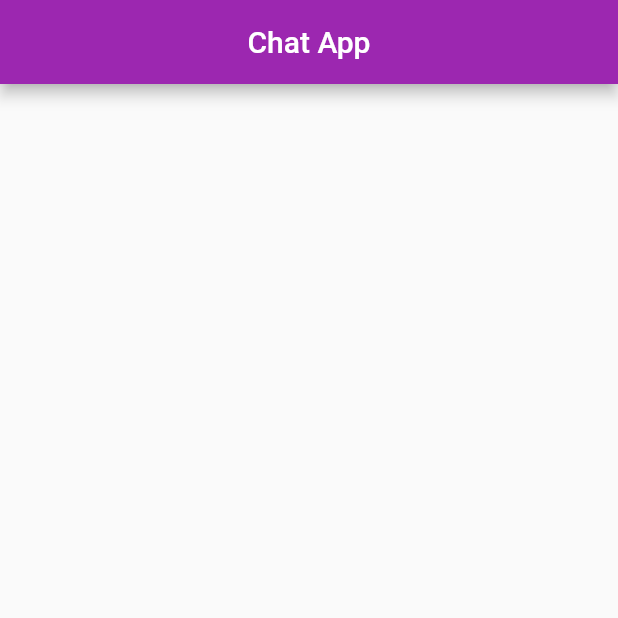
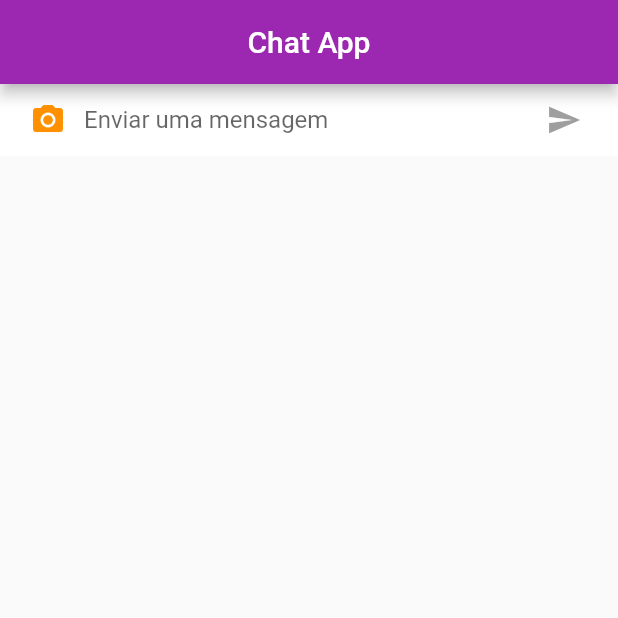
Before and after one commit to rafaelbatistaroque/aula_flutter_chat, a Flutter app: the screen it shows after launch, on a phone screen of 412 x 824 dp, the top half of it. Run offline on Flutter 3.47's test engine with Material 2 defaults, Android fonts, the phone set to English and light mode, and no system bars.

Commit message:
Added input text to message for IOS and Android

```diff
--- a/lib/pages/home.dart
+++ b/lib/pages/home.dart
@@ -1,3 +1,4 @@
+import 'package:flutter/cupertino.dart';
 import 'package:flutter/material.dart';
 
 class Home extends StatefulWidget {
@@ -13,6 +14,7 @@ class _HomeState extends State<Home> {
       top: false,
       child: Scaffold(
         appBar: _buildAppBar(),
+        body: _buildBody(),
       ),
     );
   }
@@ -24,4 +26,67 @@ class _HomeState extends State<Home> {
       elevation: Theme.of(context).platform == TargetPlatform.iOS ? 0.0 : 4.0,
     );
   }
+
+  Widget _buildBody() {
+    return Column(
+      children: <Widget>[
+        Container(
+            decoration: BoxDecoration(color: Theme.of(context).cardColor),
+            child: TextComposer())
+      ],
+    );
+  }
 }
+
+class TextComposer extends StatefulWidget {
+  @override
+  _TextComposerState createState() => _TextComposerState();
+}
+
+class _TextComposerState extends State<TextComposer> {
+  bool _isComposing = false;
+
+  @override
+  Widget build(BuildContext context) {
+    return IconTheme(
+      data: IconThemeData(color: Theme.of(context).accentColor),
+      child: Container(
+        margin: const EdgeInsets.symmetric(horizontal: 8.0),
+        decoration: Theme.of(context).platform == TargetPlatform.iOS
+            ? BoxDecoration(
+                border: Border(top: BorderSide(color: Colors.grey[200])))
+            : null,
+        child: Row(
+          children: <Widget>[
+            Container(
+              child: IconButton(
+                icon: Icon(Icons.photo_camera),
+                onPressed: () {},
+              ),
+            ),
+            Expanded(
+              child: TextField(
+                decoration:
+                    InputDecoration.collapsed(hintText: "Enviar uma mensagem"),
+                onChanged: (text) {
+                  setState(() => _isComposing = text.length > 0);
+                },
+              ),
+            ),
+            Container(
+                margin: const EdgeInsets.symmetric(horizontal: 4.0),
+                child: Theme.of(context).platform == TargetPlatform.iOS
+                    ? CupertinoButton(
+                        child: Text("Enviar"),
+                        onPressed: _isComposing ? () {} : null,
+                      )
+                    : IconButton(
+                        icon: Icon(Icons.send),
+                        onPressed: _isComposing ? () {} : null,
+                      ))
+          ],
+        ),
+      ),
+    );
+  }
+}
```
